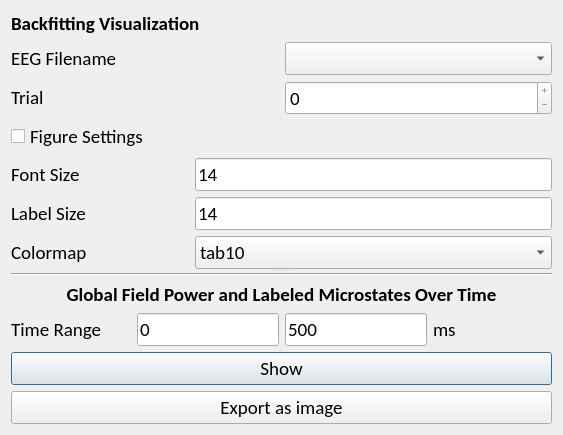
eeg-comet/eeg-comet, file EEG_COMET/ui/BackfittingVisualizationWindow.ui: the form before one commit.
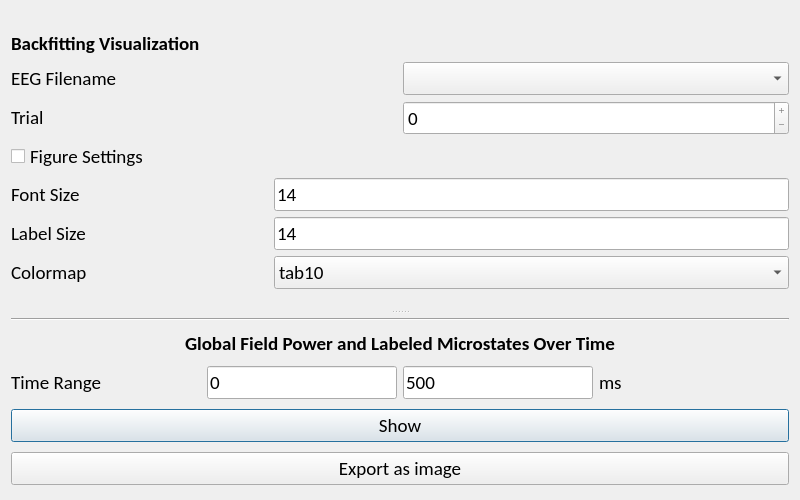
The form after the commit.

Commit message: Set min size for windows

What changed in the file:
```diff
--- a/EEG_COMET/ui/BackfittingVisualizationWindow.ui
+++ b/EEG_COMET/ui/BackfittingVisualizationWindow.ui
@@ -6,10 +6,16 @@
    <rect>
     <x>0</x>
     <y>0</y>
-    <width>563</width>
-    <height>376</height>
+    <width>800</width>
+    <height>500</height>
    </rect>
   </property>
+  <property name="minimumSize">
+   <size>
+    <width>800</width>
+    <height>500</height>
+   </size>
+  </property>
   <property name="font">
    <font>
     <family>Calibri</family>
```
The commit also changes 7 other files.
